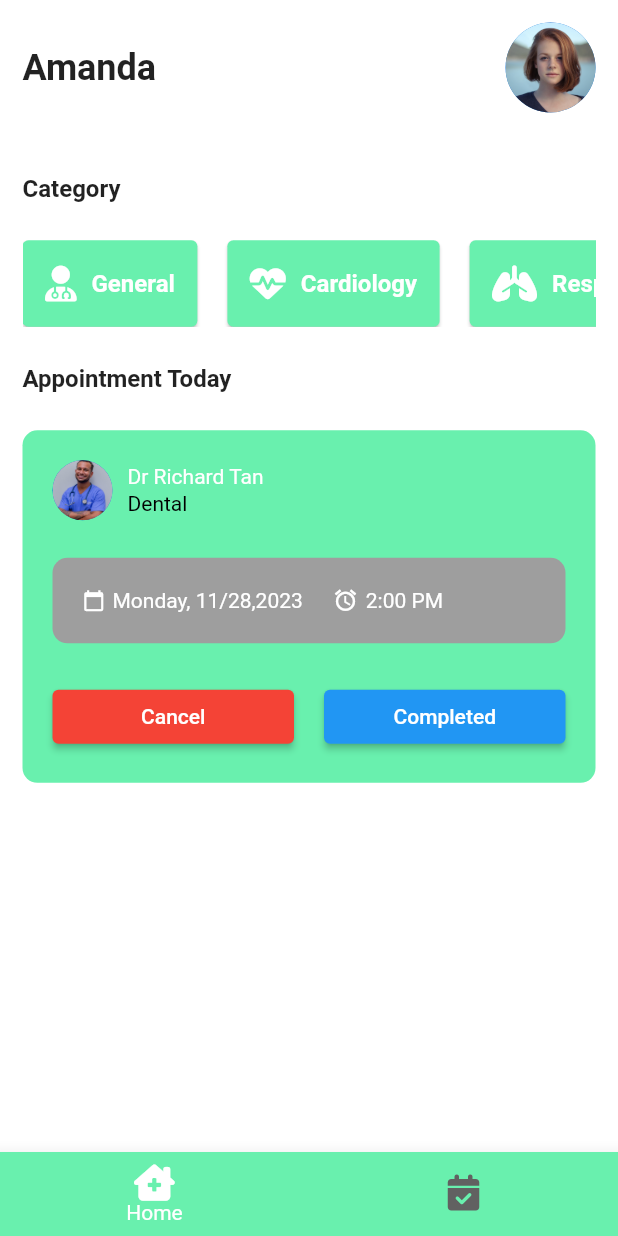
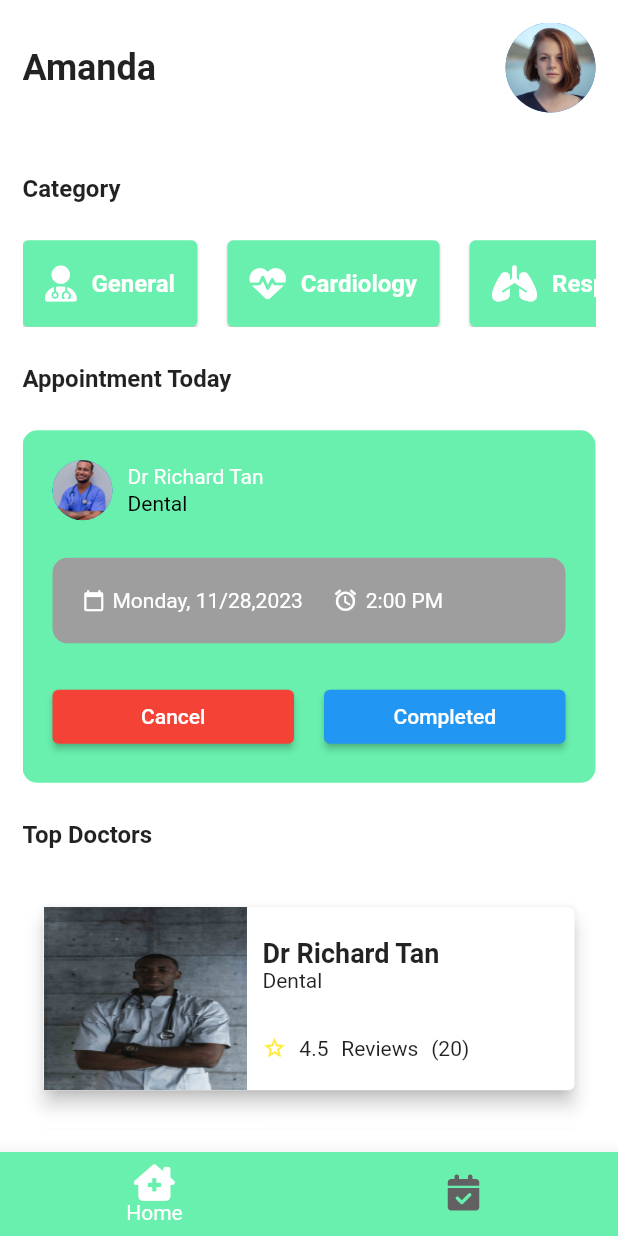
Before and after one commit to codewith-usama/HelloDoctor, a Flutter app: the screen it shows after launch, after a tap on "Sign In", on a phone screen of 412 x 824 dp. Run offline on Flutter 3.47's test engine with Material 2 defaults, Android fonts, the phone set to English and light mode, and no system bars; our stand-ins replace font_awesome_flutter.

Commit message:
Home Page Done

```diff
--- /dev/null
+++ b/lib/components/doctor_card.dart
@@ -0,0 +1,85 @@
+import 'package:flutter/material.dart';
+import 'package:hello_doctor/utils/config.dart';
+
+class DoctorCard extends StatefulWidget {
+  const DoctorCard({Key? key}) : super(key: key);
+
+  @override
+  State<DoctorCard> createState() => _DoctorCardState();
+}
+
+class _DoctorCardState extends State<DoctorCard> {
+  @override
+  Widget build(BuildContext context) {
+    return Container(
+      padding: const EdgeInsets.symmetric(
+        horizontal: 10,
+        vertical: 10
+      ),
+      height: 150,
+      child: GestureDetector(
+        child: Card(
+          elevation: 5,
+          color: Colors.white,
+          child: Row(
+            children: [
+              SizedBox(
+                width: Config.widthSize * 0.33,
+                child: Image.asset(
+                  'assets/doctor_1.jpg',
+                  fit: BoxFit.fill,
+                ),
+              ),
+              Flexible(
+                child: Padding(
+                  padding: const EdgeInsets.symmetric(
+                    horizontal: 10,
+                    vertical: 20
+                  ),
+                  child: Column(
+                    crossAxisAlignment: CrossAxisAlignment.start,
+                    children: <Widget> [
+                      const Text(
+                        'Dr Richard Tan',
+                        style: TextStyle(
+                          fontSize: 18,
+                          fontWeight: FontWeight.bold
+                        ),
+                      ),
+                      const Text(
+                        'Dental',
+                        style: TextStyle(
+                            fontSize: 14,
+                            fontWeight: FontWeight.normal
+                        ),
+                      ),
+                      const Spacer(),
+                      Row(
+                        mainAxisAlignment: MainAxisAlignment.start,
+                        children: const <Widget> [
+                          Icon(
+                            Icons.star_border,
+                            color: Colors.yellow,
+                            size: 16,
+                          ),
+                          Spacer(flex: 1,),
+                          Text('4.5'),
+                          Spacer(flex: 1,),
+                          Text('Reviews'),
+                          Spacer(flex: 1,),
+                          Text('(20)'),
+                          Spacer(flex: 7,),
+                        ],
+                      )
+                    ],
+                  ),
+                ),
+              )
+            ],
+          ),
+        ),
+        onTap: () {}, // redirect to doctors details
+      ),
+    );
+  }
+}
--- a/lib/screens/home_page.dart
+++ b/lib/screens/home_page.dart
@@ -1,6 +1,7 @@
 import 'package:flutter/material.dart';
 import 'package:font_awesome_flutter/font_awesome_flutter.dart';
 import 'package:hello_doctor/components/appointment_card.dart';
+import 'package:hello_doctor/components/doctor_card.dart';
 import 'package:hello_doctor/utils/config.dart';
 
 class HomePage extends StatefulWidget {
@@ -46,6 +47,7 @@
       body: Padding(
         padding: const EdgeInsets.symmetric(vertical: 15, horizontal: 15),
         child: SafeArea(
+          child: SingleChildScrollView(
             child: Column(
               mainAxisAlignment: MainAxisAlignment.start,
               crossAxisAlignment: CrossAxisAlignment.start,
@@ -122,7 +124,20 @@
                 ),
                 Config.spaceSmall,
                 const AppointmentCard(),
+                Config.spaceSmall,
+                const Text(
+                  "Top Doctors",
+                  style: TextStyle(
+                      fontSize: 16,
+                      fontWeight: FontWeight.bold
+                  ),
+                ),
+                Config.spaceSmall,
+                Column(
+                  children: List.generate(10, (index) => const DoctorCard()),
+                )
               ],
+            ),
           ),
         ),
       ),
```
Lines whose indentation alone changed are shown as unchanged.
